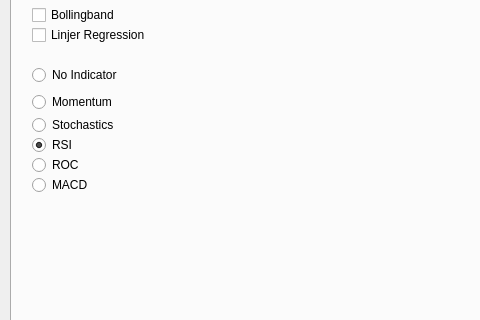
First picture: the form in leastsquarestadlg.ui, repository ralex1975/jackStock, before the edit; both pictures show x 0 to 480 and y 122 to 442 of the 1346 by 633 pixel window.
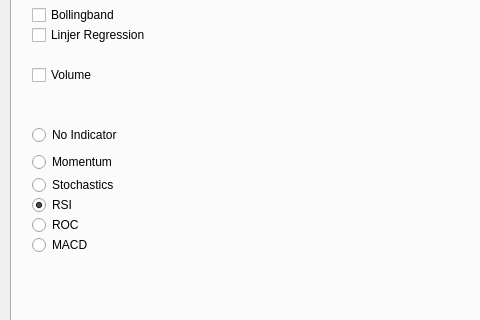
Second picture: the form after the edit. The open tabs and pages were chosen to show the change. Custom widgets are drawn as their Qt base class.

Commit message: Add volume in subplot Nyckeltal2

Diff of the .ui file:
```diff
--- a/leastsquarestadlg.ui
+++ b/leastsquarestadlg.ui
@@ -175,7 +175,7 @@
      <property name="geometry">
       <rect>
        <x>20</x>
-       <y>150</y>
+       <y>210</y>
        <width>117</width>
        <height>22</height>
       </rect>
@@ -188,7 +188,7 @@
      <property name="geometry">
       <rect>
        <x>20</x>
-       <y>200</y>
+       <y>260</y>
        <width>121</width>
        <height>22</height>
       </rect>
@@ -201,7 +201,7 @@
      <property name="geometry">
       <rect>
        <x>20</x>
-       <y>260</y>
+       <y>320</y>
        <width>117</width>
        <height>22</height>
       </rect>
@@ -214,7 +214,7 @@
      <property name="geometry">
       <rect>
        <x>20</x>
-       <y>240</y>
+       <y>300</y>
        <width>117</width>
        <height>22</height>
       </rect>
@@ -227,7 +227,7 @@
      <property name="geometry">
       <rect>
        <x>20</x>
-       <y>180</y>
+       <y>240</y>
        <width>131</width>
        <height>16</height>
       </rect>
@@ -240,7 +240,7 @@
      <property name="geometry">
       <rect>
        <x>20</x>
-       <y>220</y>
+       <y>280</y>
        <width>151</width>
        <height>22</height>
       </rect>
@@ -252,6 +252,19 @@
       <bool>true</bool>
      </property>
     </widget>
+    <widget class="QCheckBox" name="checkBoxVolume">
+     <property name="geometry">
+      <rect>
+       <x>20</x>
+       <y>150</y>
+       <width>97</width>
+       <height>22</height>
+      </rect>
+     </property>
+     <property name="text">
+      <string>Volume</string>
+     </property>
+    </widget>
    </widget>
   </widget>
   <widget class="QTabWidget" name="tabWidget_2">
```
Left out of the diff: 2 changed lines with no effect on the pictures. The commit also changes 10 other files.
